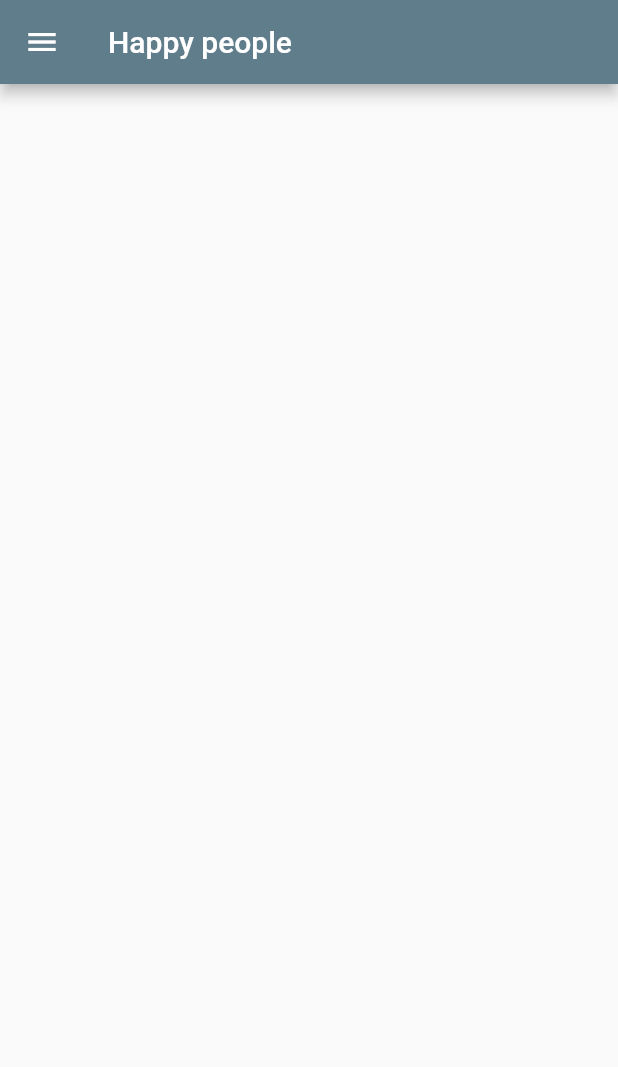
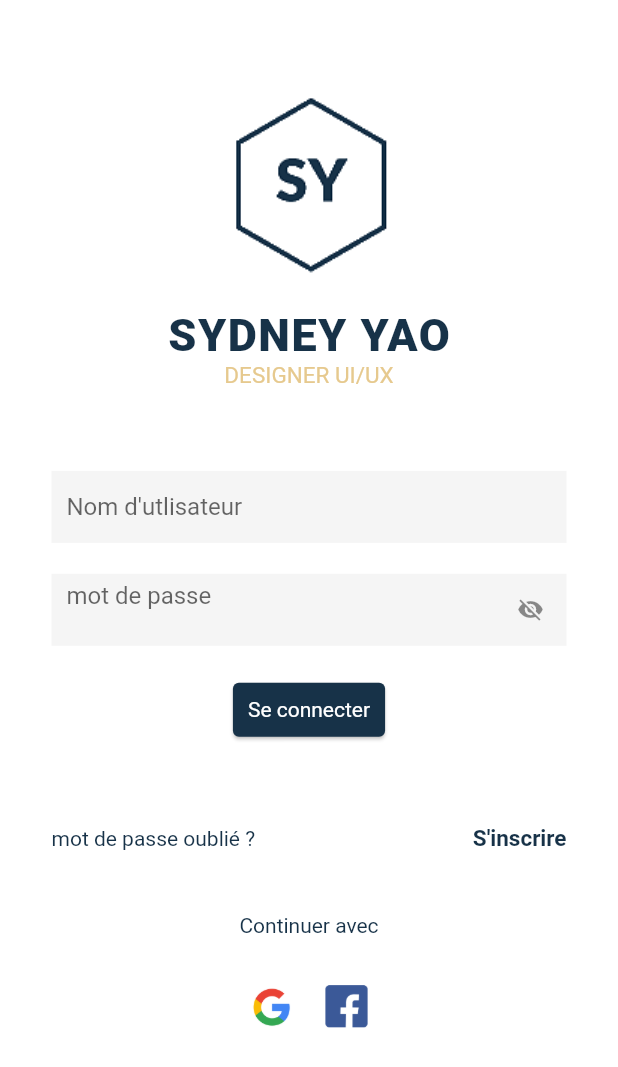
Before and after one commit to syyao/test_app, a Flutter app: the screen it shows after launch, on a phone screen of 412 x 824 dp. Shown: the top 1067 px of the screen. Run offline on Flutter 3.47's test engine with Material 2 defaults, Android fonts, the phone set to English and light mode, and no system bars; our stand-ins replace google_fonts; Roboto replaces fonts that are missing (Indie Flower).

Commit message:
page de connexion

```diff
--- a/lib/main.dart
+++ b/lib/main.dart
@@ -1,6 +1,7 @@
 import 'package:flutter/material.dart';
 import '';
-import 'views/pageUne.dart';
+import 'views/fistPage.dart';
+import 'views/pageHome.dart';
 
 void main() {
   runApp(MyApp());
@@ -11,20 +12,15 @@ class MyApp extends StatelessWidget {
   @override
   Widget build(BuildContext context) {
     return MaterialApp(
-      title: 'Flutter Demo',
+
+
+       debugShowCheckedModeBanner:false,
       theme: ThemeData(
-        // This is the theme of your application.
-        //
-        // Try running your application with "flutter run". You'll see the
-        // application has a blue toolbar. Then, without quitting the app, try
-        // changing the primarySwatch below to Colors.green and then invoke
-        // "hot reload" (press "r" in the console where you ran "flutter run",
-        // or simply save your changes to "hot reload" in a Flutter IDE).
-        // Notice that the counter didn't reset back to zero; the application
-        // is not restarted.
-        primarySwatch: Colors.blue,
+       accentColor:Color.fromRGBO(23, 50, 72, 1) ,
+      primaryColor: Color.fromRGBO(23, 50, 72, 1),
+
       ),
-      home: PageUne()
+      home: FistPage()
     );
   }
 }
--- /dev/null
+++ b/lib/views/fistPage.dart
@@ -0,0 +1,151 @@
+import 'dart:typed_data';
+
+import 'package:flutter/material.dart';
+import 'package:google_fonts/google_fonts.dart';
+
+class FistPage extends StatelessWidget {
+  @override
+  Widget build(BuildContext context) {
+    final heightdevice = MediaQuery.of(context).size.height;
+    final widthdevice = MediaQuery.of(context).size.width;
+    return Scaffold(
+      body: Container(
+        color: Colors.white,
+        child: Column(
+          children: [
+            SizedBox(height: heightdevice / 20),
+            Container(
+              height: heightdevice / 5,
+              decoration: BoxDecoration(
+                  image: DecorationImage(
+                      image: AssetImage("images/logoapps.png"))),
+            ),
+            Text(
+              "SYDNEY YAO",
+              style: GoogleFonts.indieFlower(
+                textStyle: TextStyle(
+                    color: Color.fromRGBO(23, 50, 72, 1),
+                    fontWeight: FontWeight.w900,
+                    letterSpacing:1,
+                    fontSize: 30),
+              ),
+            ),
+            Text(
+              "DESIGNER UI/UX",
+              style: GoogleFonts.indieFlower(
+                textStyle: TextStyle(
+                  color: Color.fromRGBO(230, 201, 142, 1),
+                  fontSize: 15
+                ),
+              ),
+            ),
+            SizedBox(height: heightdevice / 15),
+            Container(
+              width: widthdevice / 1.2,
+              child: TextField(
+                decoration: InputDecoration(
+                  contentPadding:
+                      EdgeInsets.symmetric(horizontal: 10, vertical: 5),
+                  filled: true,
+                  border: InputBorder.none,
+                  focusedBorder: OutlineInputBorder(
+                      borderSide: BorderSide(
+                          color: Color.fromRGBO(23, 50, 72, 1), width: 0.5)),
+                  hintText: "Nom d'utlisateur",
+                ),
+              ),
+            ),
+            SizedBox(height: heightdevice / 40),
+            Container(
+              width: widthdevice / 1.2,
+              child: TextField(
+                keyboardType: TextInputType.text,
+                obscureText: true,
+                decoration: InputDecoration(
+                    contentPadding:
+                        EdgeInsets.symmetric(horizontal: 10, vertical: 5),
+                    filled: true,
+                    border: InputBorder.none,
+                    focusedBorder: OutlineInputBorder(
+                        borderSide: BorderSide(
+                            color: Color.fromRGBO(23, 50, 72, 1), width: 0.5)),
+                    hintText: "mot de passe",
+                    suffixIcon: Icon(
+                      Icons.visibility_off,
+                      size: 18,
+                    )),
+              ),
+            ),
+            SizedBox(height: heightdevice / 40),
+            Card(
+              color: Color.fromRGBO(23, 50, 72, 1),
+              child: Padding(
+                padding: const EdgeInsets.all(10),
+                child: Text(
+                  "Se connecter",
+                  style: TextStyle(color: Colors.white),
+                ),
+              ),
+            ),
+            SizedBox(height: heightdevice / 15),
+            Container(
+              width: widthdevice / 1.2,
+              child: Row(
+                mainAxisAlignment: MainAxisAlignment.spaceBetween,
+                children: [
+                  Flexible(
+                    child: Container(
+                      child: Text("mot de passe oublié ?",
+                          textAlign: TextAlign.left,
+                          style: TextStyle(
+                            color: Color.fromRGBO(23, 50, 72, 1),
+                          )),
+                    ),
+                  ),
+                  Flexible(
+                    child: Container(
+                      child: Text(
+                        "S'inscrire",
+                        textAlign: TextAlign.left,
+                        style: TextStyle(
+                            color: Color.fromRGBO(23, 50, 72, 1),
+                            fontSize: 15,
+                            fontWeight: FontWeight.bold),
+                      ),
+                    ),
+                  ),
+                ],
+              ),
+            ),
+            SizedBox(height: heightdevice / 20),
+            Text(
+              "Continuer avec",
+              textAlign: TextAlign.left,
+              style: TextStyle(
+                color: Color.fromRGBO(23, 50, 72, 1),
+              ),
+            ),
+            SizedBox(height: heightdevice / 40),
+            Row(
+              mainAxisAlignment: MainAxisAlignment.center,
+              children: [
+                Container(
+                  height: 50,
+                  child: Image(
+                      image: AssetImage('images/gle.png'), fit: BoxFit.cover),
+                ),
+                Container(
+                  height: 50,
+                  child: Image(
+                    image: AssetImage('images/fb.png'),
+                    fit: BoxFit.cover,
+                  ),
+                )
+              ],
+            )
+          ],
+        ),
+      ),
+    );
+  }
+}
--- a/lib/views/pageUne.dart
+++ b/lib/views/pageHome.dart
@@ -1,12 +1,16 @@
 import 'package:flutter/material.dart';
-class PageUne extends StatelessWidget {
+import 'package:google_fonts/google_fonts.dart';
+class PageHome extends StatelessWidget {
   @override
   Widget build(BuildContext context) {
     return Scaffold(
       drawer: Drawer(),
       appBar: AppBar(
-        backgroundColor: Colors.blueGrey,
-        title: Text('Happy people'),
+
+        title: Text(
+  'Sydney Yao',
+  style: GoogleFonts.getFont('Indie Flower'),
+),
 
       ),
 
--- a/pubspec.yaml
+++ b/pubspec.yaml
@@ -23,6 +23,7 @@ environment:
 dependencies:
   flutter:
     sdk: flutter
+  google_fonts: ^2.0.0
 
 
   # The following adds the Cupertino Icons font to your application.
@@ -45,8 +46,8 @@ flutter:
   uses-material-design: true
 
   # To add assets to your application, add an assets section, like this:
-  # assets:
-  #   - images/a_dot_burr.jpeg
+  assets:
+    - images/
   #   - images/a_dot_ham.jpeg
 
   # An image asset can refer to one or more resolution-specific "variants", see
```
Also changed, not shown: images/fb.png (added), images/gle.png (added), images/logo.png (added), images/logo_blanc.png (added), images/logo_blanc1.png (added), images/logo_bleu.png (added), images/logo_bleu1.png (added), images/logo_gif.gif (added), images/logo_gif_blanc.gif (added), images/logoapps.png (added), pubspec.lock, 7 other files.
